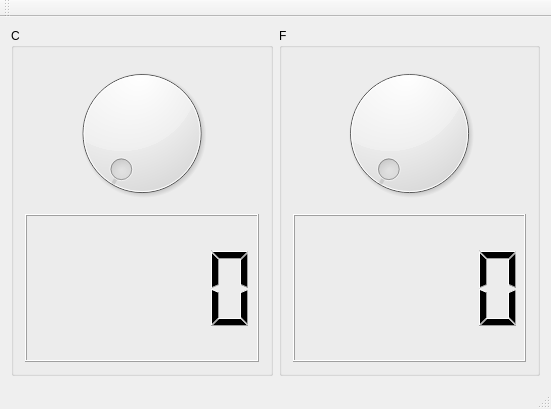
Before: the Qt Designer form Konwerter/mainwindow.ui in plusquam/Qt_training, drawn with Qt 5.
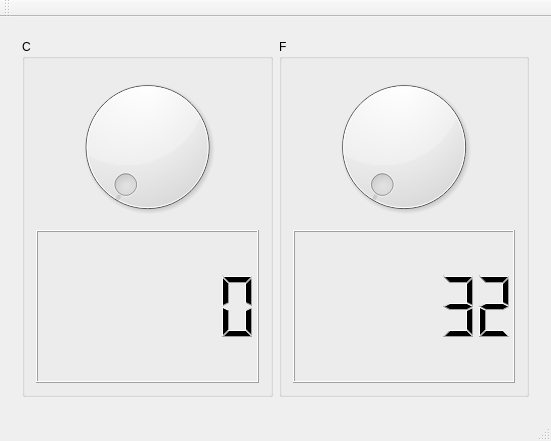
After: the same form once the commit is applied.

The edit to the form file:
```diff
--- a/Konwerter/mainwindow.ui
+++ b/Konwerter/mainwindow.ui
@@ -7,7 +7,7 @@
     <x>0</x>
     <y>0</y>
     <width>551</width>
-    <height>409</height>
+    <height>441</height>
    </rect>
   </property>
   <property name="windowTitle">
@@ -19,6 +19,9 @@
    </property>
    <layout class="QHBoxLayout" name="horizontalLayout">
     <item>
+     <widget class="QWidget" name="widget" native="true">
+      <layout class="QHBoxLayout" name="horizontalLayout_2">
+       <item>
      <widget class="QGroupBox" name="celsiusGroupBox">
       <property name="title">
        <string>C</string>
@@ -28,7 +31,11 @@
         <widget class="QDial" name="dialCelsius"/>
        </item>
        <item>
-        <widget class="QLCDNumber" name="lcdCelsius"/>
+           <widget class="QLCDNumber" name="lcdCelsius">
+            <property name="digitCount">
+             <number>6</number>
+            </property>
+           </widget>
        </item>
       </layout>
      </widget>
@@ -43,7 +50,20 @@
         <widget class="QDial" name="dialFahrenheit"/>
        </item>
        <item>
-        <widget class="QLCDNumber" name="lcdFahrenheit"/>
+           <widget class="QLCDNumber" name="lcdFahrenheit">
+            <property name="smallDecimalPoint">
+             <bool>false</bool>
+            </property>
+            <property name="digitCount">
+             <number>6</number>
+            </property>
+            <property name="intValue" stdset="0">
+             <number>32</number>
+            </property>
+           </widget>
+          </item>
+         </layout>
+        </widget>
        </item>
       </layout>
      </widget>
```
Left out of the diff: 2 changed lines with no effect on the pictures. Lines whose indentation alone changed are shown as unchanged.
